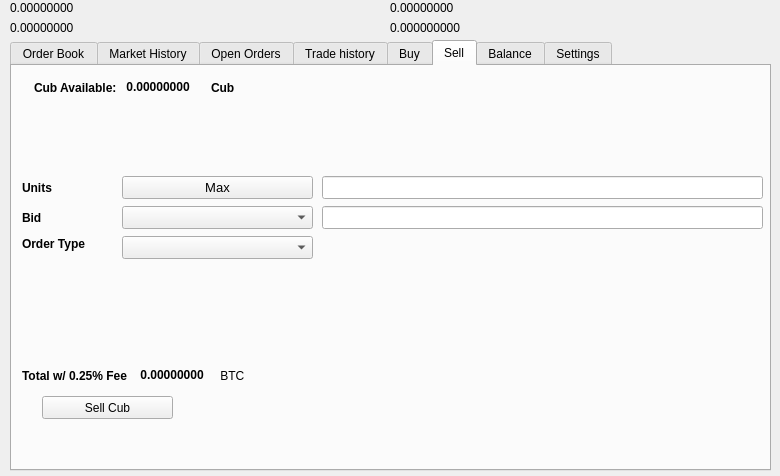
Qt form src/qt/forms/tradingdialog.ui (cubex-network/cubex) before a commit.
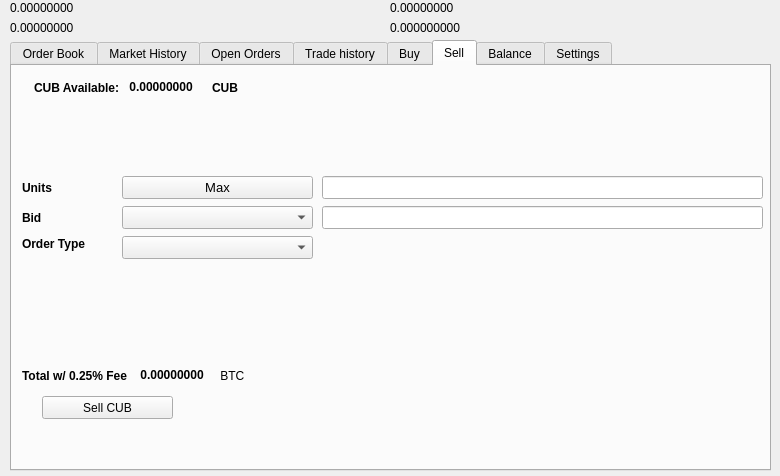
The same form after that commit. The open tabs and pages were chosen to show the change. Icons and pictures are not drawn.

```diff
--- a/src/qt/forms/tradingdialog.ui
+++ b/src/qt/forms/tradingdialog.ui
@@ -1751,7 +1751,7 @@
       </rect>
      </property>
      <property name="text">
-      <string>Sell Cub</string>
+      <string>Sell CUB</string>
      </property>
      <property name="icon">
       <iconset resource="../cub">
@@ -1777,7 +1777,7 @@
          </font>
         </property>
         <property name="text">
-         <string>Cub Available:</string>
+         <string>CUB Available:</string>
         </property>
        </widget>
       </item>
@@ -2221,7 +2221,7 @@
          </font>
         </property>
         <property name="text">
-         <string>Cub</string>
+         <string>CUB</string>
         </property>
        </widget>
       </item>
```
Left out of the diff: 18 changed lines with no effect on the pictures.
